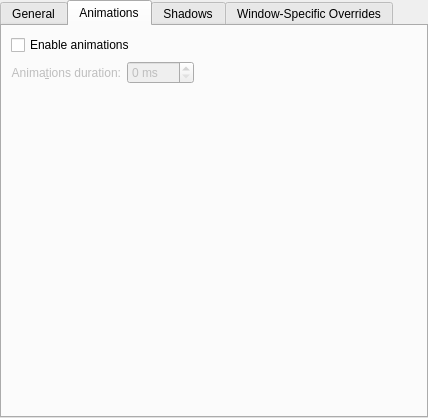
The window that kdecoration/config/ui/breezeconfigurationui.ui (feren-OS/kwin-theme-inspire) describes before a commit, drawn with Qt 5.
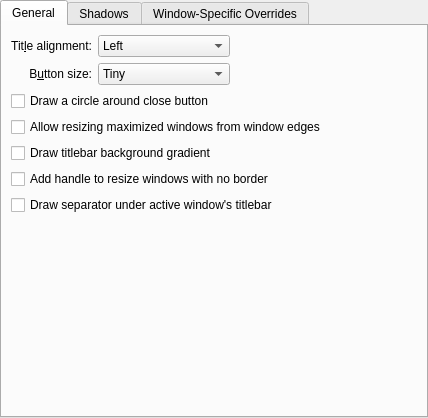
The same window after the commit. The open tabs and pages were chosen to show the change. Custom widgets are drawn as their Qt base class.

```diff
--- a/kdecoration/config/ui/breezeconfigurationui.ui
+++ b/kdecoration/config/ui/breezeconfigurationui.ui
@@ -136,6 +136,13 @@
          </property>
         </widget>
        </item>
+       <item row="6" column="0" colspan="3">
+        <widget class="QCheckBox" name="drawTitleBarSeparator">
+         <property name="text">
+          <string>Draw separator under active window's titlebar</string>
+         </property>
+        </widget>
+       </item>
        <item row="3" column="0" colspan="3">
         <widget class="QCheckBox" name="drawBorderOnMaximizedWindows">
          <property name="text">
@@ -143,6 +150,13 @@
          </property>
         </widget>
        </item>
+       <item row="2" column="0" colspan="3">
+        <widget class="QCheckBox" name="outlineCloseButton">
+         <property name="text">
+          <string>Draw a circle around close button</string>
+         </property>
+        </widget>
+       </item>
        <item row="4" column="0" colspan="3">
         <widget class="QCheckBox" name="drawBackgroundGradient">
          <property name="text">
@@ -152,75 +166,6 @@
        </item>
       </layout>
      </widget>
-     <widget class="QWidget" name="tab_2">
-      <attribute name="title">
-       <string>Animations</string>
-      </attribute>
-      <layout class="QGridLayout" name="gridLayout_5">
-       <item row="1" column="0">
-        <widget class="QLabel" name="animationsDurationLabel">
-         <property name="enabled">
-          <bool>false</bool>
-         </property>
-         <property name="text">
-          <string>Anima&amp;tions duration:</string>
-         </property>
-         <property name="alignment">
-          <set>Qt::AlignRight|Qt::AlignTrailing|Qt::AlignVCenter</set>
-         </property>
-         <property name="buddy">
-          <cstring>animationsDuration</cstring>
-         </property>
-        </widget>
-       </item>
-       <item row="1" column="1">
-        <widget class="QSpinBox" name="animationsDuration">
-         <property name="enabled">
-          <bool>false</bool>
-         </property>
-         <property name="suffix">
-          <string> ms</string>
-         </property>
-         <property name="maximum">
-          <number>500</number>
-         </property>
-        </widget>
-       </item>
-       <item row="1" column="2">
-        <spacer name="horizontalSpacer_4">
-         <property name="orientation">
-          <enum>Qt::Horizontal</enum>
-         </property>
-         <property name="sizeHint" stdset="0">
-          <size>
-           <width>40</width>
-           <height>20</height>
-          </size>
-         </property>
-        </spacer>
-       </item>
-       <item row="0" column="0" colspan="3">
-        <widget class="QCheckBox" name="animationsEnabled">
-         <property name="text">
-          <string>Enable animations</string>
-         </property>
-        </widget>
-       </item>
-       <item row="2" column="0" colspan="3">
-        <spacer name="verticalSpacer_2">
-         <property name="orientation">
-          <enum>Qt::Vertical</enum>
-         </property>
-         <property name="sizeHint" stdset="0">
-          <size>
-           <width>20</width>
-           <height>40</height>
-          </size>
-         </property>
-        </spacer>
-       </item>
-      </layout>
-     </widget>
      <widget class="QWidget" name="tab_4">
       <attribute name="title">
        <string>Shadows</string>
```
Left out of the diff: 50 changed lines with no effect on the pictures.
